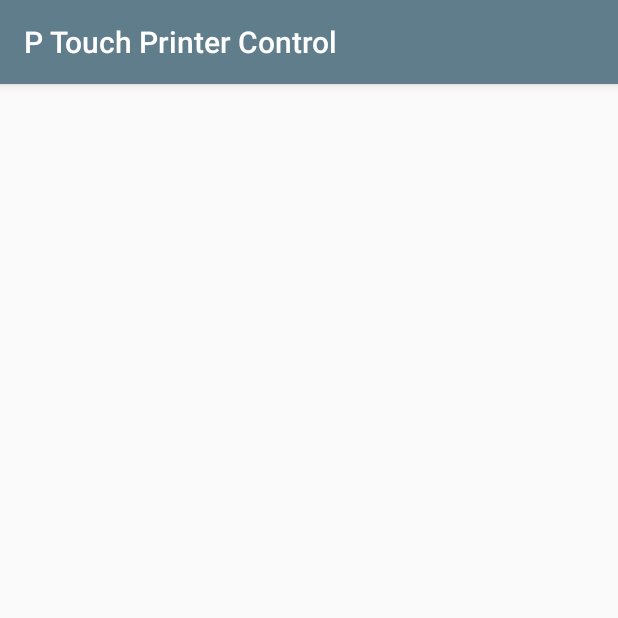
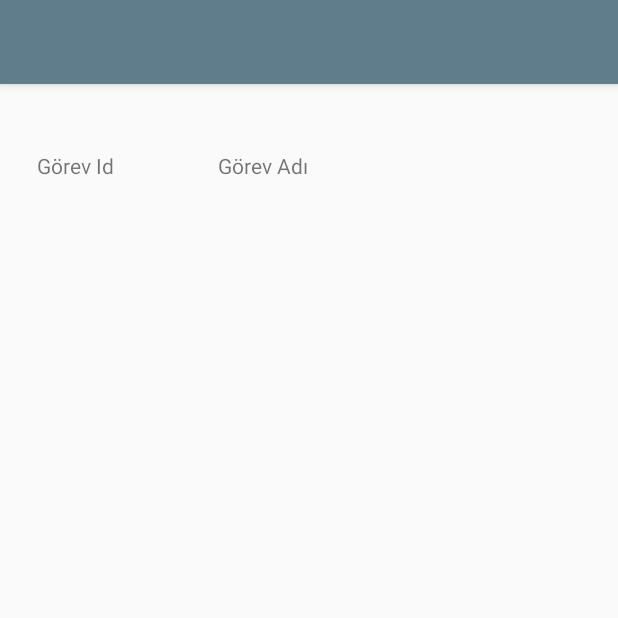
Before and after one commit to ahmetkilinc/PTouchPrinterControl, an Android app: the Gorevler screen opened directly, with no data from a screen before it, on a phone screen of 412 x 824 dp, the top half of it. Run offline under Robolectric (Android 15) with nearby library versions, the phone set to English and light mode, and no system bars.

Commit message:
control*

```diff
--- a/app/src/main/AndroidManifest.xml
+++ b/app/src/main/AndroidManifest.xml
@@ -107,8 +107,17 @@
             android:configChanges="mcc|mnc|locale|touchscreen|keyboard|keyboardHidden|navigation|orientation|fontScale|screenSize"
             android:label="Label Oluştur"
             android:theme="@style/Theme.Design.Light.NoActionBar" />
-        <activity android:name=".KullaniciGirisi" />
-        <activity android:name=".Gorevler"></activity>
+        <activity
+            android:name=".KullaniciGirisi"
+            android:configChanges="mcc|mnc|locale|touchscreen|keyboard|keyboardHidden|navigation|orientation|fontScale|screenSize"
+            android:label="Kullanıcı Girişi"
+            android:theme="@style/Theme.Design.Light.NoActionBar">
+        </activity>
+        <activity
+            android:name=".Gorevler"
+            android:configChanges="mcc|mnc|locale|touchscreen|keyboard|keyboardHidden|navigation|orientation|fontScale|screenSize"
+            android:label="Görevler"
+            android:theme="@style/Theme.Design.Light.NoActionBar">
+        </activity>
     </application>
-
 </manifest>
--- a/app/src/main/java/com/gobletsoft/ptouchprintercontrol/Gorevler.java
+++ b/app/src/main/java/com/gobletsoft/ptouchprintercontrol/Gorevler.java
@@ -4,6 +4,8 @@ import android.support.v7.app.AppCompatActivity;
 import android.os.Bundle;
 import android.view.Window;
 import android.view.WindowManager;
+
+import java.util.List;
 
 public class Gorevler extends AppCompatActivity {
 
@@ -17,5 +19,6 @@ public class Gorevler extends AppCompatActivity {
                 WindowManager.LayoutParams.FLAG_FULLSCREEN);
 
         setContentView(R.layout.activity_gorevler);
+
     }
 }
--- a/app/src/main/res/layout/activity_gorevler.xml
+++ b/app/src/main/res/layout/activity_gorevler.xml
@@ -6,4 +6,74 @@
     android:layout_height="match_parent"
     tools:context=".Gorevler">
 
+    <android.support.v7.widget.Toolbar
+        android:id="@+id/toolbar"
+        android:layout_width="match_parent"
+        android:layout_height="?attr/actionBarSize"
+        android:layout_alignParentStart="true"
+        android:layout_alignParentTop="true"
+        android:background="@color/colorPrimary"
+        android:elevation="4dp"
+        android:theme="@style/ThemeOverlay.AppCompat.Dark.ActionBar" />
+
+    <LinearLayout
+        android:id="@+id/linearLayout"
+        android:layout_width="match_parent"
+        android:layout_height="wrap_content"
+        android:layout_marginTop="36dp"
+        android:orientation="vertical"
+        app:layout_constraintEnd_toEndOf="parent"
+        app:layout_constraintHorizontal_bias="0.0"
+        app:layout_constraintStart_toStartOf="parent"
+        app:layout_constraintTop_toBottomOf="@+id/toolbar">
+
+        <LinearLayout
+            android:layout_width="match_parent"
+            android:layout_height="wrap_content"
+            android:orientation="horizontal">
+
+            <TextView
+                android:id="@+id/textViewGorevId"
+                android:layout_width="100dp"
+                android:layout_height="37dp"
+                android:layout_weight="0"
+                android:gravity="center"
+                android:text="Görev Id" />
+
+            <TextView
+                android:id="@+id/textViewGorevAdi"
+                android:layout_width="150dp"
+                android:layout_height="match_parent"
+                android:layout_weight="0"
+                android:gravity="center"
+                android:text="Görev Adı" />
+
+        </LinearLayout>
+
+        <LinearLayout
+            android:layout_width="match_parent"
+            android:layout_height="match_parent"
+            android:layout_marginTop="10dp"
+            android:layout_weight="0"
+            android:orientation="horizontal">
+
+            <ListView
+                android:layout_width="100dp"
+                android:layout_height="match_parent">
+
+            </ListView>
+
+            <ListView
+                android:layout_width="150dp"
+                android:layout_height="match_parent" >
+
+            </ListView>
+
+            <ListView
+                android:layout_width="match_parent"
+                android:layout_height="match_parent" />
+        </LinearLayout>
+
+    </LinearLayout>
+
 </android.support.constraint.ConstraintLayout>
```
Also changed, not shown: app/src/main/java/com/gobletsoft/ptouchprintercontrol/Activity_StartMenu.java (+7 -40 lines).
